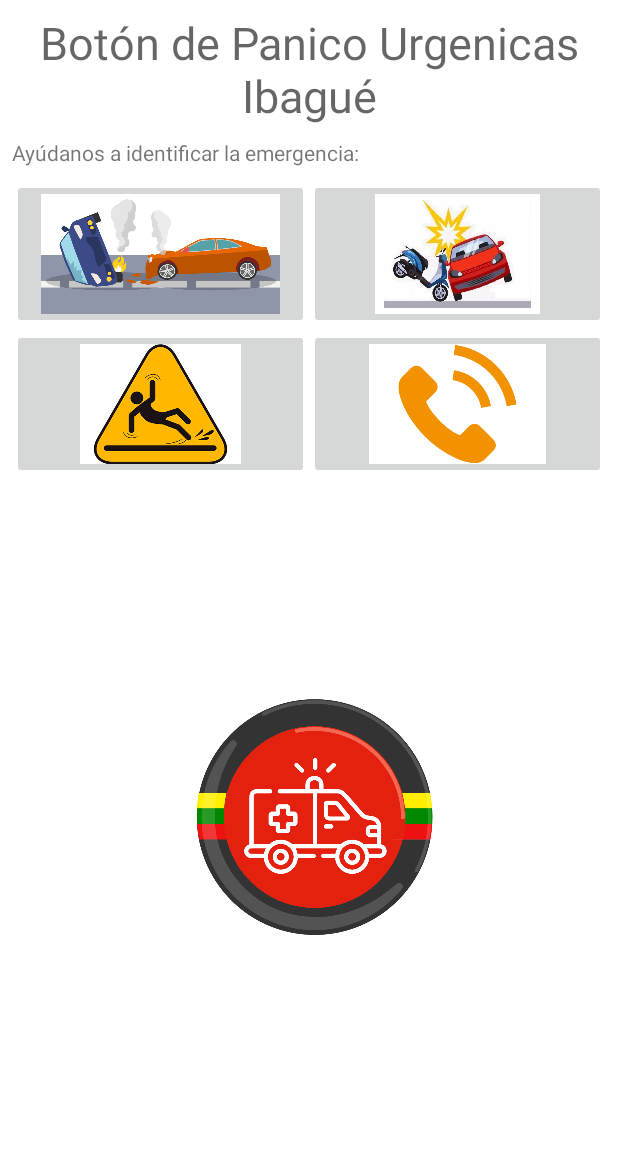
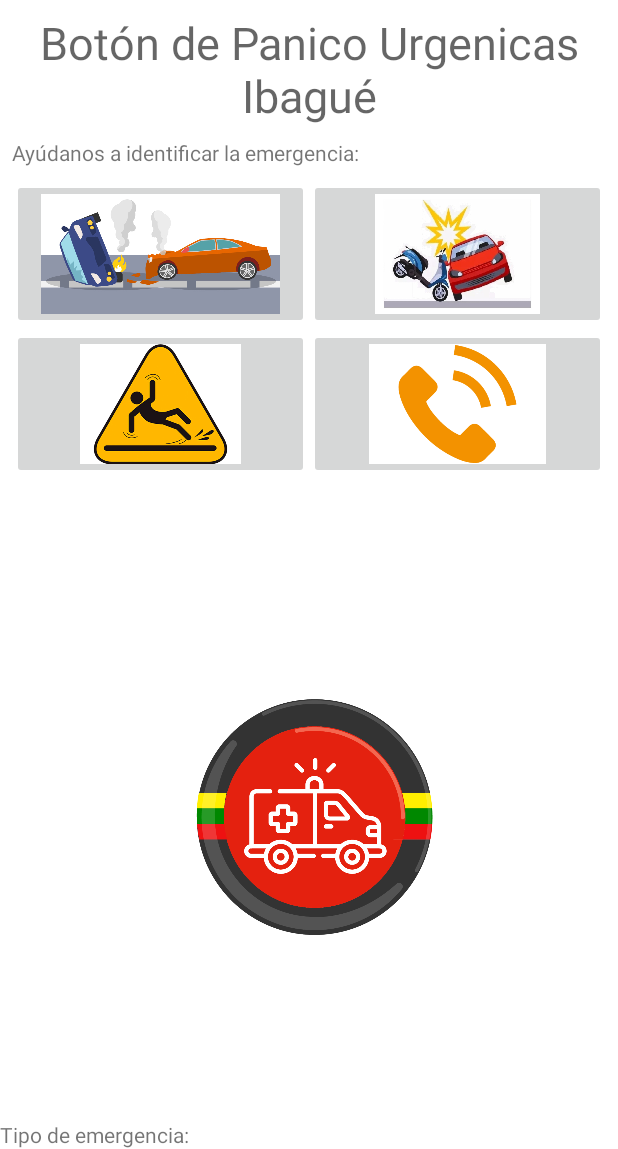
Before and after one commit to desarrollandoapps/BotonPanicoUrgenciasTolima, an Android app: the screen it shows after launch (MainActivity), after a tap on an icon or button, on a phone screen of 412 x 824 dp, the part 87-1236 px from its top. Run offline under Robolectric (Android 15) with nearby library versions, the phone set to English and light mode, and no system bars.

Commit message:
Se obtiene involucrados, tipo y ubicacion

```diff
--- a/app/src/main/java/com/desarrollandoapps/botonpanicourgenciastolima/MainActivity.java
+++ b/app/src/main/java/com/desarrollandoapps/botonpanicourgenciastolima/MainActivity.java
@@ -9,6 +9,7 @@ import android.location.Location;
 import android.location.LocationListener;
 import android.location.LocationManager;
 import android.os.Bundle;
+import android.support.annotation.StringRes;
 import android.support.v4.app.ActivityCompat;
 import android.support.v4.content.ContextCompat;
 import android.support.v7.app.AppCompatActivity;
@@ -17,6 +18,7 @@ import android.view.View;
 import android.widget.EditText;
 import android.widget.ImageButton;
 import android.widget.ProgressBar;
+import android.widget.TextView;
 import android.widget.Toast;
 
 public class MainActivity extends AppCompatActivity {
@@ -29,9 +31,12 @@ public class MainActivity extends AppCompatActivity {
 
     private ImageButton btnSolicitarAmbulancia;
     private ProgressBar progressBar;
+    private TextView lblTipoEmergencia;
 
-    Location ubicacion;
-    int tipoEmergencia;
+    private Location ubicacion;
+    private int tipoEmergencia;
+    private int numeroInvolucrados;
+    private boolean enviado;
 
     @Override
     protected void onCreate(Bundle savedInstanceState) {
@@ -39,10 +44,13 @@ public class MainActivity extends AppCompatActivity {
         setContentView(R.layout.activity_main);
 
         btnSolicitarAmbulancia = findViewById(R.id.btnSolicitarAmbulancia);
+        lblTipoEmergencia = findViewById(R.id.lblTipoEmergencia);
         progressBar = findViewById(R.id.progressBar);
         progressBar.setVisibility(View.INVISIBLE);
 
         tipoEmergencia = SIN_ASIGNAR;
+        numeroInvolucrados = 0;
+        enviado = false;
 
         int chequeoPermiso = ContextCompat.checkSelfPermission(this, Manifest.permission.ACCESS_FINE_LOCATION);
 
@@ -59,6 +67,8 @@ public class MainActivity extends AppCompatActivity {
 
     public void solicitarAmbulancia(View v)
     {
+        if (!enviado)
+        {
             switch (tipoEmergencia)
             {
                 case SIN_ASIGNAR:
@@ -66,52 +76,54 @@ public class MainActivity extends AppCompatActivity {
                     break;
                 case ACCIDENTE_AUTO:
                 case ACCIDENTE_MOTO:
-                Toast.makeText(this, "CARRO / MOTO", Toast.LENGTH_SHORT).show();
+                case CAIDA_DESMAYO:
                     progressBar.setVisibility(View.VISIBLE);
-                do {
                     obtenerUbicacion();
-                } while (ubicacion == null);
                     progressBar.setVisibility(View.INVISIBLE);
                     obtenerNumeroInvolucrados();
-                break;
-            case CAIDA_DESMAYO:
                     break;
                 case LLAMAR:
                     break;
             }
         }
+        else
+        {
+            Toast.makeText(this, "Ya ha enviado la información.", Toast.LENGTH_SHORT).show();
+        }
+    }
 
-    public int obtenerNumeroInvolucrados()
+    public void limpiar()
     {
-        int involucrados = 0;
+        tipoEmergencia = 0;
+        numeroInvolucrados = 0;
+    }
 
+    public void enviarDatos()
+    {
+        String datos = "Emergencia tipo: " + tipoEmergencia + "\n" +
+                        "Número de involucrados: " + numeroInvolucrados + "\n" +
+                        "Longitud: " + ubicacion.getLongitude() + "\n" +
+                        "Latitud: " + ubicacion.getLatitude();
+        Toast.makeText(this, datos, Toast.LENGTH_LONG).show();
+        enviado = true;
+    }
+
+    public void obtenerNumeroInvolucrados()
+    {
         final AlertDialog.Builder dialogo = new AlertDialog.Builder(this);
         dialogo.setTitle(R.string.dialog_title);
-
-        final EditText input = new EditText(this);
-        input.setInputType(InputType.TYPE_CLASS_NUMBER);
-        input.setTextAlignment(View.TEXT_ALIGNMENT_CENTER);
-
-        dialogo.setView(input);
-        //Botón de aceptar
-        dialogo.setPositiveButton("Ingresar", new DialogInterface.OnClickListener() {
+        dialogo.setItems(R.array.num_involucrados, new DialogInterface.OnClickListener() {
             @Override
             public void onClick(DialogInterface dialogInterface, int i) {
-                //Enviar a servidor
-                Toast.makeText(MainActivity.this, "Entró", Toast.LENGTH_SHORT).show();
+                //Toast.makeText(MainActivity.this, "Involucrados: " + i, Toast.LENGTH_SHORT).show();
+                numeroInvolucrados = i + 1;
+                enviarDatos();
+                limpiar();
             }
         });
-        //Botón de cancelar
-        dialogo.setNegativeButton("Cancelar", new DialogInterface.OnClickListener() {
-            @Override
-            public void onClick(DialogInterface dialogInterface, int i) {
-                dialogInterface.cancel();
-            }
-        });
+
         //Muestra el dialogo
         dialogo.show();
-
-        return involucrados;
     }
 
     public void obtenerUbicacion()
@@ -122,7 +134,7 @@ public class MainActivity extends AppCompatActivity {
         // Define a listener that responds to location updates
         LocationListener locationListener = new LocationListener() {
             public void onLocationChanged(Location location) {
-                cargarUbicacion(location);
+                ubicacion = location;
                 //Toast.makeText(MainActivity.this, "Latitud: " + ubicacion.getLatitude() + "\nLongitud: " + ubicacion.getLongitude(), Toast.LENGTH_SHORT).show();
             }
 
@@ -138,27 +150,25 @@ public class MainActivity extends AppCompatActivity {
         locationManager.requestLocationUpdates(LocationManager.NETWORK_PROVIDER, 0, 0, locationListener);
     }
 
-    public void cargarUbicacion(Location ubicacion)
-    {
-        this.ubicacion = ubicacion;
-    }
-
     public void cargarAuto(View v)
     {
         tipoEmergencia = ACCIDENTE_AUTO;
-        Toast.makeText(this, "Ha seleccionado emergencia por accidente de automóviles", Toast.LENGTH_SHORT).show();
+        lblTipoEmergencia.setText(getString(R.string.tipo_emergencia) + " " + getString(R.string.btn_auto));
+        //Toast.makeText(this, "Ha seleccionado emergencia por accidente de automóviles", Toast.LENGTH_SHORT).show();
     }
 
     public void cargarMoto(View v)
     {
         tipoEmergencia = ACCIDENTE_MOTO;
-        Toast.makeText(this, "Ha seleccionado emergencia por accidente de motos", Toast.LENGTH_SHORT).show();
+        lblTipoEmergencia.setText(getString(R.string.tipo_emergencia) + " " + getString(R.string.btn_moto));
+        //Toast.makeText(this, "Ha seleccionado emergencia por accidente de motos", Toast.LENGTH_SHORT).show();
     }
 
     public void cargarCaida(View v)
     {
         tipoEmergencia = CAIDA_DESMAYO;
-        Toast.makeText(this, "Ha seleccionado emergencia por caída o desmayo", Toast.LENGTH_SHORT).show();
+        lblTipoEmergencia.setText(getString(R.string.tipo_emergencia) + " " + getString(R.string.btn_desmayo));
+        //Toast.makeText(this, "Ha seleccionado emergencia por caída o desmayo", Toast.LENGTH_SHORT).show();
     }
 
     public void cargarLlamada(View v)
--- a/app/src/main/res/layout/activity_main.xml
+++ b/app/src/main/res/layout/activity_main.xml
@@ -149,6 +149,17 @@
         app:layout_constraintTop_toBottomOf="@+id/linearLayout4"
         app:srcCompat="@drawable/btn_panico" />
 
+    <TextView
+        android:id="@+id/lblTipoEmergencia"
+        android:layout_width="0dp"
+        android:layout_height="wrap_content"
+        android:layout_marginEnd="8dp"
+        android:text="@string/tipo_emergencia"
+        app:layout_constraintHeight_percent="0.05"
+        app:layout_constraintBottom_toBottomOf="parent"
+        app:layout_constraintEnd_toEndOf="parent"
+        app:layout_constraintStart_toStartOf="parent" />
+
     <ProgressBar
         android:id="@+id/progressBar"
         style="?android:attr/progressBarStyle"
--- a/app/src/main/res/values/strings.xml
+++ b/app/src/main/res/values/strings.xml
@@ -8,8 +8,16 @@
     <string name="btn_llamanos">Llámanos</string>
     <string name="pause">Pausa</string>
     <string name="resume">Continuar</string>
+    <string name="tipo_emergencia">Tipo de emergencia: </string>
     <string name="dialog_message">¿Cuántas personas están involucradas en la emergencia?</string>
     <string name="dialog_title">Número de involucrados</string>
     <string name="ok">Aceptar</string>
     <string name="cancel">Cancelar</string>
+    <string-array name="num_involucrados">
+        <item>1 persona</item>
+        <item>2 personas</item>
+        <item>3 personas</item>
+        <item>4 personas</item>
+        <item>5 personas</item>
+    </string-array>
 </resources>
```
Lines whose indentation alone changed are shown as unchanged.
